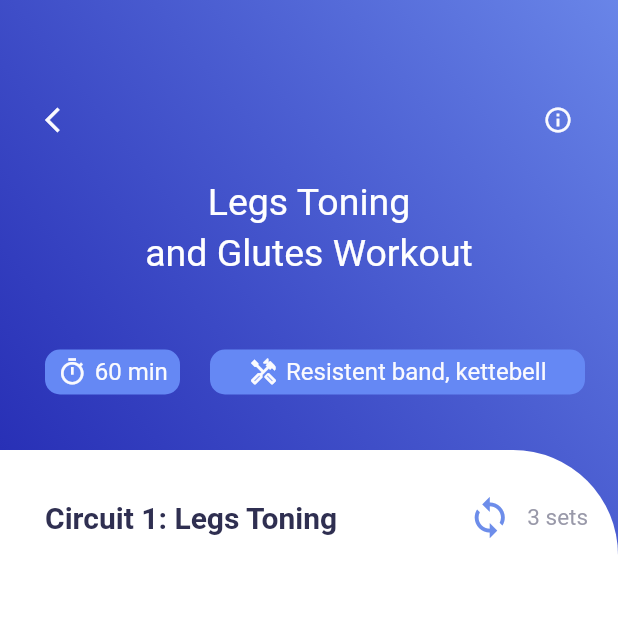
After one commit to Yader1/flutter-training, a Flutter app: the screen it shows after launch, after a tap on the "arrow forward" icon, on a phone screen of 412 x 824 dp, the top half of it. The commit adds this screen. Run offline on Flutter 3.47's test engine with Material 2 defaults, Android fonts, the phone set to English and light mode, and no system bars; our stand-ins replace get.

Commit message:
feat: View Page Info video

```diff
--- a/lib/main.dart
+++ b/lib/main.dart
@@ -1,5 +1,6 @@
 import 'package:flutter/material.dart';
 import 'package:training_app/src/homePage.dart';
+import 'package:get/get.dart';
 
 void main() {
   runApp(const MyApp());
@@ -9,7 +10,7 @@ class MyApp extends StatelessWidget {
   const MyApp({Key? key}) : super(key: key);
   @override
   Widget build(BuildContext context) {
-    return MaterialApp(
+    return GetMaterialApp(
       title: 'Flutter Demo',
       theme: ThemeData(
         primarySwatch: Colors.blue,
--- a/lib/src/colors.dart
+++ b/lib/src/colors.dart
@@ -21,7 +21,7 @@ class AppColors {
   static Color secondPageTitleColor = const Color(0xFFfefeff);
   static Color secondPageContainerGradient1stColor = const Color(0xFF6588f4);
   static Color secondPageContainerGradient2stColor = const Color(0xFF6588f4);
-  static Color secondPagePageIconColor = const Color(0xFFfafafe);
+  static Color secondPageIconColor = const Color(0xFFfafafe);
   static Color loopColor = const Color(0xFF6d8dea);
   static Color setsColor = const Color(0xFF9999a9);
   static Color circuitsColor = const Color(0xFF2f2f51);
--- a/lib/src/homePage.dart
+++ b/lib/src/homePage.dart
@@ -1,9 +1,10 @@
-
 import 'dart:convert';
 import 'dart:developer';
 
 import 'package:flutter/material.dart';
+import 'package:get/get.dart';
 import 'package:training_app/src/colors.dart';
+import 'package:training_app/src/videoInfo.dart';
 
 class HomePage extends StatefulWidget {
   const HomePage({super.key});
@@ -53,7 +54,12 @@ class _HomePageState extends State<HomePage> {
                 Expanded(child: Container()),
                 Text("Details", style: TextStyle(fontSize: 20.0, color: AppColors.homePageDetail)),
                 const SizedBox(width: 5.0),
-                Icon(Icons.arrow_forward, size: 20.0, color: AppColors.homePageIcons),
+                InkWell(
+                  onTap: (){
+                    Get.to(()=>InfoVideoPage());
+                  },
+                    child: Icon(Icons.arrow_forward, size: 20.0, color: AppColors.homePageIcons)
+                ),
               ],
             ),
             const SizedBox(height: 20.0),
--- /dev/null
+++ b/lib/src/videoInfo.dart
@@ -0,0 +1,157 @@
+import 'dart:convert';
+import 'dart:developer';
+
+import 'package:flutter/material.dart';
+import 'package:get/get.dart';
+import 'package:training_app/src/colors.dart';
+
+import 'homePage.dart';
+
+class InfoVideoPage extends StatefulWidget {
+  const InfoVideoPage({Key? key}) : super(key: key);
+
+  @override
+  State<InfoVideoPage> createState() => _InfoVideoPageState();
+}
+
+class _InfoVideoPageState extends State<InfoVideoPage> {
+  List info = [];
+  _initData(){
+    DefaultAssetBundle.of(context).loadString("json/videoInfo.json").then((value){
+      info = json.decode(value);
+    });
+    log("SALIDA ${info.length}");
+  }
+
+  @override
+  void initState() {
+    super.initState();
+    _initData();
+  }
+
+  @override
+  Widget build(BuildContext context) {
+    return Scaffold(
+      body: Container(
+        decoration: BoxDecoration(
+          gradient: LinearGradient(
+            colors: [
+              AppColors.gradientFirst.withOpacity(0.9),
+              AppColors.gradientSecond
+            ],
+            begin: const FractionalOffset(0.0, 0.4),
+            end: Alignment.topRight
+          )
+        ),
+        child: Column(
+          crossAxisAlignment: CrossAxisAlignment.start,
+          children: [
+            Container(
+              padding: const EdgeInsets.only(top: 70.0, left: 30.0, right: 30.0),
+              width: MediaQuery.of(context).size.width,
+              height: 300.0,
+              child: Column(
+                children: [
+                  Row(
+                    children: [
+                      InkWell(
+                          onTap: (){
+                            Get.to(()=>HomePage());
+                          },
+                          child: Icon(Icons.arrow_back_ios, color: AppColors.secondPageIconColor, size: 20.0)
+                      ),
+                      Expanded(child: Container()),
+                      Icon(Icons.info_outline, color: AppColors.secondPageIconColor, size: 20.0),
+                    ],
+                  ),
+                  const SizedBox(height: 30.0),
+                  Text("Legs Toning", style: TextStyle(color: AppColors.secondPageTitleColor, fontSize: 25.0)),
+                  const SizedBox(height: 5.0),
+                  Text("and Glutes Workout", style: TextStyle(color: AppColors.secondPageTitleColor, fontSize: 25.0)),
+                  const SizedBox(height: 50.0),
+                  Row(
+                    children: [
+                      Container(
+                        width: 90.0,
+                        height: 30.0,
+                        decoration: BoxDecoration(
+                          borderRadius: BorderRadius.circular(10.0),
+                          gradient: LinearGradient(
+                            colors: [
+                              AppColors.secondPageContainerGradient1stColor,
+                              AppColors.secondPageContainerGradient2stColor
+                            ],
+                            begin: Alignment.bottomLeft,
+                            end: Alignment.topRight
+                          )
+                        ),
+                        child: Row(
+                          mainAxisAlignment: MainAxisAlignment.center,
+                          children: [
+                            Icon(Icons.timer_outlined, size: 20, color: AppColors.secondPageIconColor),
+                            const SizedBox(width: 5.0,),
+                            Text("60 min", style: TextStyle(color: AppColors.secondPageIconColor, fontSize: 16.0)),
+                          ],
+                        ),
+                      ),
+                      const SizedBox(width: 20.0,),
+                      Container(
+                        width: 250.0,
+                        height: 30.0,
+                        decoration: BoxDecoration(
+                            borderRadius: BorderRadius.circular(10.0),
+                            gradient: LinearGradient(
+                                colors: [
+                                  AppColors.secondPageContainerGradient1stColor,
+                                  AppColors.secondPageContainerGradient2stColor
+                                ],
+                                begin: Alignment.bottomLeft,
+                                end: Alignment.topRight
+                            )
+                        ),
+                        child: Row(
+                          mainAxisAlignment: MainAxisAlignment.center,
+                          children: [
+                            Icon(Icons.handyman_outlined, size: 20, color: AppColors.secondPageIconColor),
+                            const SizedBox(width: 5.0,),
+                            Text("Resistent band, kettebell", style: TextStyle(color: AppColors.secondPageIconColor, fontSize: 16.0)),
+                          ],
+                        ),
+                      )
+                    ],
+                  )
+                ],
+              ),
+            ),
+            Expanded(child: Container(
+              decoration: const BoxDecoration(
+                color: Colors.white,
+                borderRadius: BorderRadius.only(topRight: Radius.circular(70.0))
+              ),
+              child: Column(
+                children: [
+                  const SizedBox(height: 30.0),
+                  Row(
+                    children: [
+                      const SizedBox(width: 30.0),
+                      Text("Circuit 1: Legs Toning", style: TextStyle(color: AppColors.circuitsColor, fontSize: 20.0, fontWeight: FontWeight.bold)),
+                      Expanded(child: Container()),
+                      Row(
+                        children: [
+                          Icon(Icons.loop, size: 30, color: AppColors.loopColor),
+                          const SizedBox(width: 10.0,),
+                          Text("3 sets", style: TextStyle(color: AppColors.setsColor, fontSize: 15.0)),
+                        ],
+                      ),
+                      const SizedBox(width: 20.0,),
+                    ],
+                  )
+                ],
+              ),
+            ))
+          ],
+        ),
+      ),
+    );
+  }
+}
--- a/pubspec.yaml
+++ b/pubspec.yaml
@@ -29,11 +29,10 @@ environment:
 dependencies:
   flutter:
     sdk: flutter
-
-
   # The following adds the Cupertino Icons font to your application.
   # Use with the CupertinoIcons class for iOS style icons.
   cupertino_icons: ^1.0.2
+  get:
 
 dev_dependencies:
   flutter_test:
```
Also changed, not shown: pubspec.lock.
